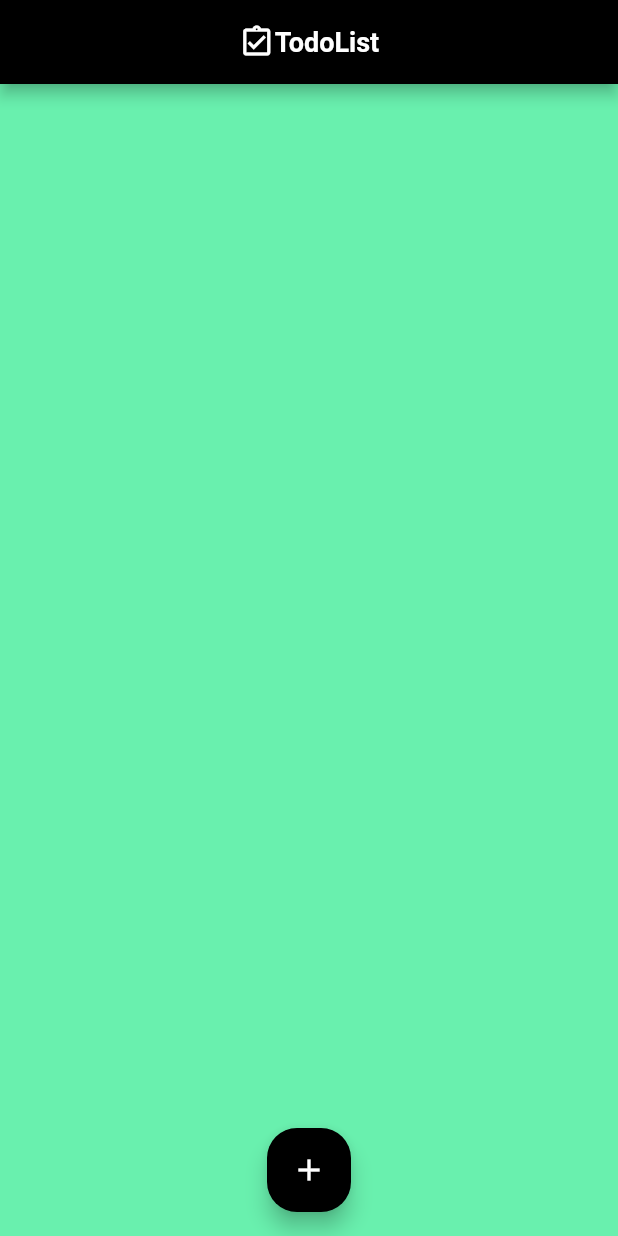
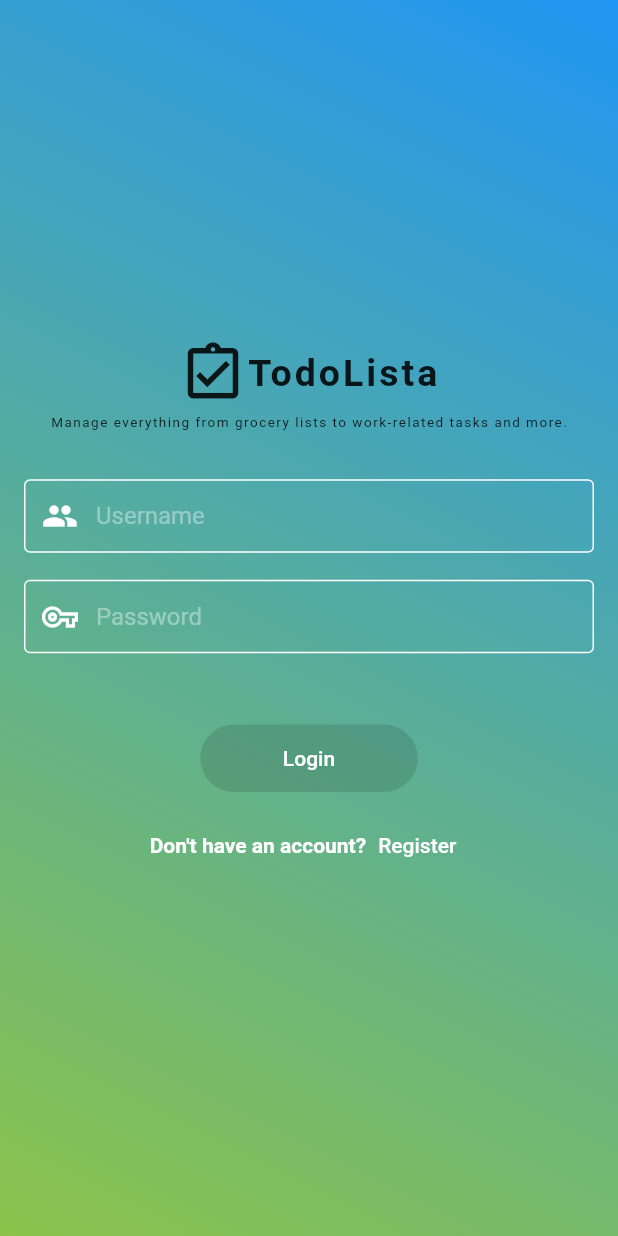
Before and after one commit to franzrocha/11067_Rocha_Franz_Lesly, a Flutter app: the screen it shows after launch, on a phone screen of 412 x 824 dp. Run offline on Flutter 3.47's test engine with Material 2 defaults, Android fonts, the phone set to English and light mode, and no system bars; our stand-ins replace hive_flutter; accounts and stored records are empty.

```diff
--- a/todo_app/analysis_options.yaml
+++ b/todo_app/analysis_options.yaml
@@ -22,7 +22,7 @@ linter:
   # `// ignore_for_file: name_of_lint` syntax on the line or in the file
   # producing the lint.
   rules:
-    # avoid_print: false  # Uncomment to disable the `avoid_print` rule
+    avoid_print: false  # Uncomment to disable the `avoid_print` rule
     # prefer_single_quotes: true  # Uncomment to enable the `prefer_single_quotes` rule
 
 # Additional information about this file can be found at
--- a/todo_app/lib/main.dart
+++ b/todo_app/lib/main.dart
@@ -1,7 +1,12 @@
 import 'package:flutter/material.dart';
+import 'package:hive_flutter/hive_flutter.dart';
 
 import 'src/app.dart';
 
 void main() async {
+  await Hive.initFlutter();
+  await Hive.openBox('todos');
+  await Hive.openBox('accounts');
+  WidgetsFlutterBinding.ensureInitialized();
   runApp(const MyApp());
 }
--- a/todo_app/lib/src/app.dart
+++ b/todo_app/lib/src/app.dart
@@ -1,5 +1,5 @@
 import 'package:flutter/material.dart';
-import 'package:todo_app/src/screens/home.dart';
+import 'package:todo_app/src/screens/auth_screen.dart';
 
 
 /// The Widget that configures your application.
@@ -12,9 +12,9 @@ class MyApp extends StatelessWidget {
 
   @override
   Widget build(BuildContext context) {
-    return const MaterialApp(
+    return MaterialApp(
       debugShowCheckedModeBanner: false,
-      home: HomeScreen(),
+      home: Wrapper(),
 
     );
   }
--- /dev/null
+++ b/todo_app/lib/src/classes/auth_controller.dart
@@ -0,0 +1,66 @@
+import 'package:flutter/material.dart';
+import 'package:hive_flutter/hive_flutter.dart';
+import 'package:todo_app/src/classes/user_model.dart';
+
+class AuthController with ChangeNotifier {
+  final Box accountsCache = Hive.box('accounts');
+  User? currentUser;
+  List<User> users = [];
+
+  AuthController() {
+    List result = accountsCache.get('users', defaultValue: []);
+
+    print(result);
+    for (var entry in result) {
+      print(entry);
+      users.add(User.fromJson(Map<String, dynamic>.from(entry)));
+    }
+    notifyListeners();
+  }
+
+  String register(String username, String password) {
+    if (userExists(username) != null) {
+      return 'Error: The username is already taken';
+    } else {
+      users.add(User(username: username, password: password));
+      saveDataToCache();
+      return 'User successfully registered';
+    }
+  }
+
+  bool login(String username, String password) {
+    User? userSearchResult = userExists(username);
+    if (userSearchResult != null) {
+      bool result = userSearchResult.login(username, password);
+      if (result) {
+        currentUser = userSearchResult;
+        notifyListeners();
+      }
+      return result;
+    } else {
+      return false;
+    }
+  }
+
+  logout() {
+    currentUser = null;
+    notifyListeners();
+  }
+
+  User? userExists(String username) {
+    for (User user in users) {
+      if (user.exists(username)) return user;
+    }
+    return null;
+  }
+
+  saveDataToCache() {
+    List<Map<String, dynamic>> dataToStore = [];
+    for (User user in users) {
+      dataToStore.add(user.toJson());
+    }
+    print(dataToStore);
+    accountsCache.put('users', dataToStore);
+    notifyListeners();
+  }
+}
--- /dev/null
+++ b/todo_app/lib/src/classes/user_model.dart
@@ -0,0 +1,29 @@
+class User {
+  late String username;
+  late String password;
+  User({required this.username, required this.password});
+
+  User.fromJson(Map<String, dynamic> json){
+    username = json['username'];
+    password = json['password'];
+  }
+
+  bool exists(String _username) {
+    return username == _username;
+  }
+
+  bool login(String _username, String _password) {
+    if (username == _username && password == _password) {
+      return true;
+    } else {
+      return false;
+    }
+  }
+
+  Map<String, dynamic> toJson(){
+    return{
+      'username': username,
+      'password': password,
+    };
+  }
+}
--- /dev/null
+++ b/todo_app/lib/src/screens/auth_screen.dart
@@ -0,0 +1,246 @@
+import 'package:flutter/material.dart';
+import 'package:todo_app/src/classes/auth_controller.dart';
+import 'package:todo_app/src/screens/todo_screen.dart';
+
+class Wrapper extends StatelessWidget {
+  Wrapper({Key? key}) : super(key: key);
+  final AuthController _authController = AuthController();
+
+  @override
+  Widget build(BuildContext context) {
+    return AnimatedBuilder(
+      animation: _authController,
+      builder: (context, Widget? w) {
+        if (_authController.currentUser == null) {
+          return AuthScreen(_authController);
+        } else {
+          return TodoScreen(_authController);
+        }
+      },
+    );
+  }
+}
+
+class AuthScreen extends StatefulWidget {
+  final AuthController auth;
+  const AuthScreen(this.auth, {Key? key}) : super(key: key);
+
+  @override
+  State<AuthScreen> createState() => _AuthScreenState();
+}
+
+class _AuthScreenState extends State<AuthScreen> {
+  final _formKey = GlobalKey<FormState>();
+  final TextEditingController _unCon = TextEditingController(),
+      _passCon = TextEditingController();
+  AuthController get _auth => widget.auth;
+  String prompts = '';
+
+  @override
+  Widget build(BuildContext context) {
+    return Scaffold(
+      body: SafeArea(
+        child: Container(
+          decoration: const BoxDecoration(
+              gradient: LinearGradient(
+            begin: Alignment.topRight,
+            end: Alignment.bottomLeft,
+            colors: [
+              Colors.blue,
+              Colors.lightGreen,
+            ],
+          )),
+          child: Center(
+            child: SingleChildScrollView(
+              child: Container(
+                padding: const EdgeInsets.all(16),
+                child: Form(
+                  key: _formKey,
+                  onChanged: () {
+                    _formKey.currentState?.validate();
+                    if (mounted) {
+                      setState(() {});
+                    }
+                  },
+                  child: Column(
+                    mainAxisSize: MainAxisSize.min,
+                    children: [
+                      Row(
+                        mainAxisAlignment: MainAxisAlignment.center,
+                        children: const [
+                          Icon(
+                            Icons.assignment_turned_in_outlined,
+                            size: 45,
+                          ),
+                          Text(
+                            'TodoLista',
+                            style: TextStyle(
+                              fontSize: 25,
+                              fontWeight: FontWeight.bold,
+                              letterSpacing: 2,
+                            ),
+                          ),
+                        ],
+                      ),
+                      const SizedBox(height: 5),
+                      const Text(
+                        'Manage everything from grocery lists to work-related tasks and more.',
+                        style: TextStyle(
+                          fontSize: 9,
+                          letterSpacing: 1,
+                        ),
+                      ),
+                      const Padding(
+                        padding: EdgeInsets.all(16),
+                      ),
+                      TextFormField(
+                        style: const TextStyle(color: Colors.white),
+                        decoration: InputDecoration(
+                          prefixIcon:
+                              const Icon(Icons.people, color: Colors.white),
+                          errorStyle: const TextStyle(
+                              color: Color(0xFFB71C1C),
+                              fontSize: 10,
+                              fontWeight: FontWeight.bold),
+                          enabledBorder: const OutlineInputBorder(
+                            borderSide: BorderSide(color: Colors.white),
+                          ),
+                          hintText: 'Username',
+                          hintStyle: const TextStyle(color: Colors.white38),
+                          contentPadding:
+                              const EdgeInsets.fromLTRB(20.0, 15.0, 20.0, 15.0),
+                          border: OutlineInputBorder(
+                              borderRadius: BorderRadius.circular(32.0)),
+                        ),
+                        controller: _unCon,
+                        validator: (value) {
+                          if (value == null || value.isEmpty) {
+                            return 'Please enter your username';
+                          }
+                          return null;
+                        },
+                      ),
+                      const SizedBox(
+                        height: 18,
+                      ),
+                      TextFormField(
+                        obscureText: true,
+                        style: const TextStyle(color: Colors.white),
+                        decoration: InputDecoration(
+                          prefixIcon: const Icon(Icons.vpn_key_outlined,
+                              color: Colors.white),
+                          errorStyle: const TextStyle(
+                              color: Color(0xFFB71C1C),
+                              fontSize: 10,
+                              fontWeight: FontWeight.bold),
+                          enabledBorder: const OutlineInputBorder(
+                            borderSide: BorderSide(color: Colors.white),
+                          ),
+                          hintText: 'Password',
+                          hintStyle: const TextStyle(color: Colors.white38),
+                          contentPadding:
+                              const EdgeInsets.fromLTRB(20.0, 15.0, 20.0, 15.0),
+                          border: OutlineInputBorder(
+                              borderRadius: BorderRadius.circular(32.0)),
+                        ),
+                        controller: _passCon,
+                        validator: (value) {
+                          if (value == null || value.isEmpty) {
+                            return 'Please enter your password';
+                          }
+                          return null;
+                        },
+                      ),
+                      Padding(
+                          padding: const EdgeInsets.all(12),
+                          child: Text(
+                            prompts,
+                            style: const TextStyle(
+                                color: Color(0xFFB71C1C),
+                                fontSize: 10,
+                                fontWeight: FontWeight.bold),
+                          )),
+                      Flexible(
+                        child: Padding(
+                          padding: const EdgeInsets.symmetric(vertical: 10),
+                          child: Column(
+                            children: [
+                              ElevatedButton(
+                                onPressed:
+                                    (_formKey.currentState?.validate() ?? false)
+                                        ? () {
+                                            bool result = _auth.login(
+                                                _unCon.text, _passCon.text);
+                                            if (!result) {
+                                              setState(() {
+                                                prompts =
+                                                    'Error: Username or password may be incorrect or the user has not been registered yet.';
+                                              });
+                                            }
+                                          }
+                                        : null,
+                                style: ElevatedButton.styleFrom(
+                                    shape: RoundedRectangleBorder(
+                                      borderRadius: BorderRadius.circular(24),
+                                    ),
+                                    minimumSize: const Size(145, 45),
+                                    primary:
+                                        (_formKey.currentState?.validate() ??
+                                                false)
+                                            ? Colors.black
+                                            : Colors.grey),
+                                child: const Text(
+                                  'Login',
+                                  style: TextStyle(color: Colors.white),
+                                ),
+                              ),
+                              const SizedBox(height: 10),
+                              Row(
+                                mainAxisAlignment: MainAxisAlignment.center,
+                                children: [
+                                  const Text(
+                                    "Don't have an account?",
+                                    style: TextStyle(
+                                        color: Colors.white,
+                                        fontWeight: FontWeight.bold),
+                                  ),
+                                  TextButton(
+                                    onPressed:
+                                        (_formKey.currentState?.validate() ??
+                                                false)
+                                            ? () {
+                                                String result = _auth.register(
+                                                    _unCon.text, _passCon.text);
+                                                setState(() {
+                                                  prompts = result;
+                                                });
+                                              }
+                                            : null,
+                                    style: ElevatedButton.styleFrom(
+                                        primary: (_formKey.currentState
+                                                    ?.validate() ??
+                                                false)
+                                            ? Colors.black
+                                            : Colors.grey),
+                                    child: const Text(
+                                      'Register',
+                                      style: TextStyle(color: Colors.white),
+                                    ),
+                                  ),
+                                ],
+                              ),
+                            ],
+                          ),
+                        ),
+                      ),
+                    ],
+                  ),
+                ),
+              ),
+            ),
+          ),
+        ),
+      ),
+    );
+  }
+}
--- a/todo_app/lib/src/screens/home.dart
+++ b/todo_app/lib/src/screens/todo_screen.dart
@@ -1,21 +1,31 @@
 import 'package:flutter/material.dart';
+import 'package:todo_app/src/classes/auth_controller.dart';
 import 'package:todo_app/src/classes/todo_controller.dart';
 import 'package:todo_app/src/classes/todo_model.dart';
 import 'package:todo_app/src/widgets/input._todo.dart';
 import 'package:todo_app/src/widgets/todo_form.dart';
-class HomeScreen extends StatefulWidget {
-  const HomeScreen({Key? key}) : super(key: key);
+
+class TodoScreen extends StatefulWidget {
+  final AuthController auth;
+  const TodoScreen(this.auth, {Key? key}) : super(key: key);
 
   @override
-  State<HomeScreen> createState() => _HomeScreenState();
+  State<TodoScreen> createState() => _TodoScreenState();
 }
 
-class _HomeScreenState extends State<HomeScreen> {
+class _TodoScreenState extends State<TodoScreen> {
   final ScrollController _sc = ScrollController();
   // final TextEditingController _tc = TextEditingController();
   // final FocusNode _fn = FocusNode();
-  final TodoController _tc = TodoController();
-bool value = false;
+  late TodoController _tc;
+  AuthController get _auth => widget.auth;
+
+  @override
+  void initState() {
+    _tc = TodoController(_auth.currentUser!.username);
+    super.initState();
+  }
+
   @override
   Widget build(BuildContext context) {
     return Scaffold(
@@ -29,15 +39,16 @@ bool value = false;
               style: TextStyle(
                 fontSize: 18,
                 fontWeight: FontWeight.bold,
+                letterSpacing:2,
               ),
             ),
           ],
         ),
         backgroundColor: Colors.black,
+        actions: [IconButton(onPressed: (){_auth.logout();}, icon: const Icon(Icons.logout))],
       ),
       floatingActionButtonLocation: FloatingActionButtonLocation.centerFloat,
       backgroundColor: Colors.greenAccent,
-
       floatingActionButton: FloatingActionButton(
         shape: const RoundedRectangleBorder(
           borderRadius: BorderRadius.all(Radius.circular(20.0)),
@@ -49,8 +60,7 @@ bool value = false;
           addDialog(context);
         },
       ),
-
-       body: SafeArea(
+      body: SafeArea(
         child: AnimatedBuilder(
           animation: _tc,
           builder: (context, Widget? w) {
@@ -67,8 +77,7 @@ bool value = false;
                         controller: _sc,
                         child: Column(
                           children: [
-
-                            for (Todo todo in _tc.todos)
+                            for (Todo todo in _tc.data)
                               TodoForm(
                                 margin: const EdgeInsets.symmetric(vertical: 8),
                                 todo: todo,
@@ -76,10 +85,10 @@ bool value = false;
                                   _tc.removeTodo(todo);
                                   Navigator.of(context).pop();
                                 },
-                                 editTap: () {
-                                   showEditDialog(context, todo);
+                                editTap: () {
+                                  showEditDialog(context, todo);
                                 },
-                                 onTap: () {
+                                onTap: () {
                                   _tc.toggleDone(todo);
                                 },
                               )
@@ -97,13 +106,11 @@ bool value = false;
     );
   }
 
-
   addDialog(BuildContext context) async {
     Todo? result = await showDialog<Todo>(
         barrierDismissible: false,
         context: context,
         builder: (dContext) {
-
           return const Dialog(
             shape: RoundedRectangleBorder(
               borderRadius: BorderRadius.all(
@@ -118,21 +125,17 @@ bool value = false;
     }
   }
 
-
-
-   showEditDialog(BuildContext context, Todo todo) async {
+  showEditDialog(BuildContext context, Todo todo) async {
     Todo? result = await showDialog<Todo>(
         context: context,
         barrierDismissible: false,
         builder: (dContext) {
-
           return Dialog(
             shape: const RoundedRectangleBorder(
               borderRadius: BorderRadius.all(
                 Radius.circular(25.0),
               ),
             ),
-
             child: InputTodo(
               current: todo.details,
             ),
--- a/todo_app/pubspec.yaml
+++ b/todo_app/pubspec.yaml
@@ -16,6 +16,8 @@ dependencies:
   flutter_localizations:
     sdk: flutter
   simple_moment: ^1.1.1
+  hive: ^2.1.0
+  hive_flutter: ^1.1.0
 
 dev_dependencies:
   flutter_test:
```
Also changed, not shown: todo_app/lib/src/classes/todo_controller.dart (+29 -6 lines), todo_app/lib/src/classes/todo_model.dart (+27 -6 lines), todo_app/lib/src/widgets/todo_form.dart (+1 -31 lines).
